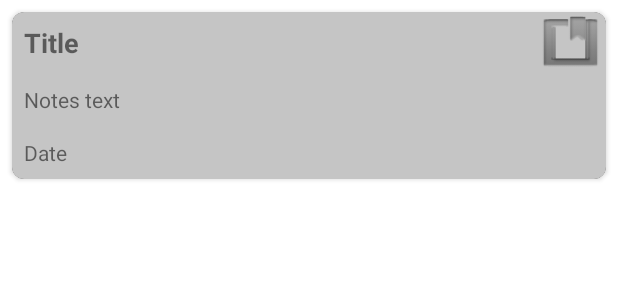
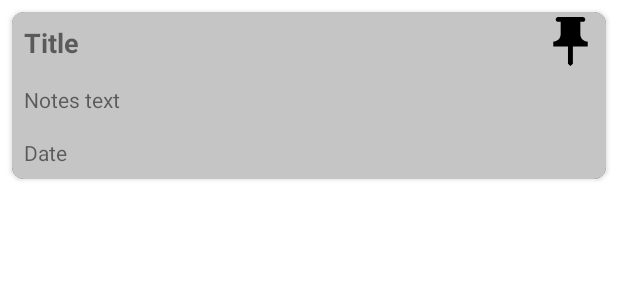
Before and after one commit to EEEEgggoor/NOTE_PROJECT, an Android app: the layout notes_list.xml on its own in the app's theme, with its tools: preview values and no code run, on a phone screen of 412 x 824 dp. Shown: the top 300 px of the screen. Run offline under Robolectric (Android 15) with nearby library versions, the phone set to English and light mode, and no system bars.

Commit message:
final_sborka_2

```diff
--- a/app/src/main/java/com/glv/note_project/Adapter/NotesListAdapter.java
+++ b/app/src/main/java/com/glv/note_project/Adapter/NotesListAdapter.java
@@ -51,6 +51,14 @@ public class NotesListAdapter extends RecyclerView.Adapter <NotesViewHolder>{
         holder.textView_date.setSelected(true);
 
 
+        if (list.get(position).isPinned()) {
+            holder.imageView_pin.setImageResource(R.drawable.baseline_push_pin_24);
+        }
+        else {
+            holder.imageView_pin.setImageResource(0);
+        }
+
+
 
         holder.notes_container.setOnClickListener(new View.OnClickListener() {
             @Override
--- /dev/null
+++ b/app/src/main/res/drawable/baseline_push_pin_24.xml
@@ -0,0 +1,6 @@
+<vector android:height="24dp" android:tint="#000000"
+    android:viewportHeight="24" android:viewportWidth="24"
+    android:width="24dp" xmlns:android="http://schemas.android.com/apk/res/android">
+    <path android:fillColor="@android:color/white"
+        android:fillType="evenOdd" android:pathData="M16,9V4l1,0c0.55,0 1,-0.45 1,-1v0c0,-0.55 -0.45,-1 -1,-1H7C6.45,2 6,2.45 6,3v0c0,0.55 0.45,1 1,1l1,0v5c0,1.66 -1.34,3 -3,3h0v2h5.97v7l1,1l1,-1v-7H19v-2h0C17.34,12 16,10.66 16,9z"/>
+</vector>
--- a/app/src/main/res/layout/notes_list.xml
+++ b/app/src/main/res/layout/notes_list.xml
@@ -42,10 +42,8 @@
                 android:layout_width="47dp"
                 android:layout_height="39dp"
                 android:layout_alignParentEnd="true"
-                android:foreground="@android:drawable/ic_input_get"
-                android:src="@android:drawable/ic_input_get"
-                android:visibility="visible"
-                />
+                android:src="@drawable/baseline_push_pin_24"
+                android:visibility="visible" />
 
         </RelativeLayout>
 
```
